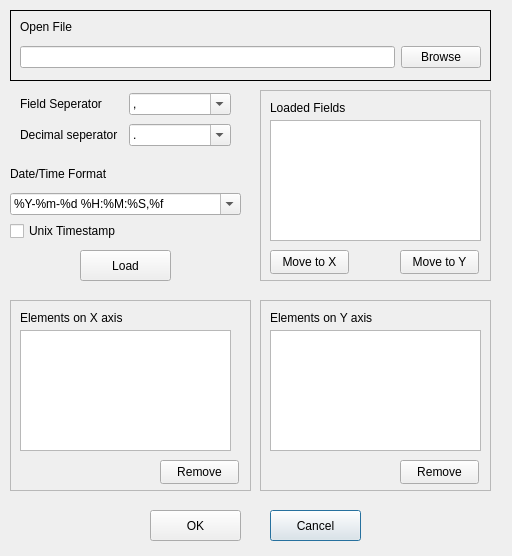
First picture: the form in dyngraph/designer/newplot.ui, repository jaj42/GraPhysio, before the edit.
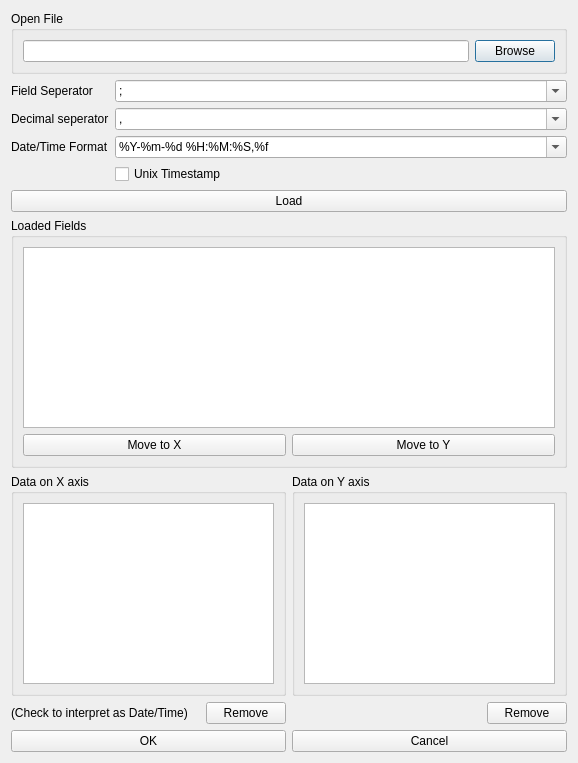
Second picture: the form after the edit.

Commit message: Use proper layouts for newplot dialog

```diff
--- a/dyngraph/designer/newplot.ui
+++ b/dyngraph/designer/newplot.ui
@@ -6,8 +6,8 @@
    <rect>
     <x>0</x>
     <y>0</y>
-    <width>512</width>
-    <height>556</height>
+    <width>578</width>
+    <height>763</height>
    </rect>
   </property>
   <property name="windowTitle">
@@ -16,398 +16,250 @@
   <property name="sizeGripEnabled">
    <bool>false</bool>
   </property>
-  <widget class="QPushButton" name="btnCancel">
-   <property name="geometry">
-    <rect>
-     <x>270</x>
-     <y>510</y>
-     <width>91</width>
-     <height>31</height>
-    </rect>
-   </property>
-   <property name="text">
-    <string>Cancel</string>
-   </property>
-  </widget>
-  <widget class="QPushButton" name="btnOk">
-   <property name="geometry">
-    <rect>
-     <x>150</x>
-     <y>510</y>
-     <width>91</width>
-     <height>31</height>
-    </rect>
-   </property>
-   <property name="text">
-    <string>OK</string>
-   </property>
-  </widget>
-  <widget class="QFrame" name="frame">
-   <property name="geometry">
-    <rect>
-     <x>10</x>
-     <y>10</y>
-     <width>481</width>
-     <height>71</height>
-    </rect>
-   </property>
-   <property name="sizePolicy">
-    <sizepolicy hsizetype="Minimum" vsizetype="Minimum">
-     <horstretch>0</horstretch>
-     <verstretch>0</verstretch>
-    </sizepolicy>
-   </property>
-   <property name="frameShape">
-    <enum>QFrame::Box</enum>
-   </property>
-   <property name="frameShadow">
-    <enum>QFrame::Plain</enum>
-   </property>
-   <widget class="QLabel" name="label_3">
-    <property name="geometry">
-     <rect>
-      <x>10</x>
-      <y>10</y>
-      <width>58</width>
-      <height>14</height>
-     </rect>
-    </property>
-    <property name="frameShape">
-     <enum>QFrame::NoFrame</enum>
-    </property>
-    <property name="text">
-     <string>Open File</string>
-    </property>
-   </widget>
-   <widget class="QWidget" name="layoutWidget">
-    <property name="geometry">
-     <rect>
-      <x>10</x>
-      <y>27</y>
-      <width>461</width>
-      <height>41</height>
-     </rect>
-    </property>
-    <layout class="QHBoxLayout" name="horizontalLayout">
-     <item>
-      <widget class="QLineEdit" name="txtFile"/>
+  <layout class="QVBoxLayout" name="verticalLayout_4">
+   <item>
+    <widget class="QGroupBox" name="groupBox">
+     <property name="title">
+      <string>Open File</string>
+     </property>
+     <layout class="QHBoxLayout" name="horizontalLayout_2">
+      <item>
+       <widget class="QLineEdit" name="txtFile"/>
+      </item>
+      <item>
+       <widget class="QPushButton" name="btnBrowse">
+        <property name="text">
+         <string>Browse</string>
+        </property>
+       </widget>
+      </item>
+     </layout>
+    </widget>
+   </item>
+   <item>
+    <layout class="QFormLayout" name="formLayout_2">
+     <item row="0" column="0">
+      <widget class="QLabel" name="label_2">
+       <property name="frameShape">
+        <enum>QFrame::NoFrame</enum>
+       </property>
+       <property name="frameShadow">
+        <enum>QFrame::Plain</enum>
+       </property>
+       <property name="text">
+        <string>Field Seperator</string>
+       </property>
+      </widget>
      </item>
-     <item>
-      <widget class="QPushButton" name="btnBrowse">
+     <item row="0" column="1">
+      <widget class="QComboBox" name="txtSep">
+       <property name="editable">
+        <bool>true</bool>
+       </property>
+       <item>
+        <property name="text">
+         <string>;</string>
+        </property>
+       </item>
+       <item>
+        <property name="text">
+         <string>,</string>
+        </property>
+       </item>
+      </widget>
+     </item>
+     <item row="1" column="0">
+      <widget class="QLabel" name="label">
        <property name="text">
-        <string>Browse</string>
+        <string>Decimal seperator</string>
        </property>
       </widget>
      </item>
-    </layout>
-   </widget>
-  </widget>
-  <widget class="QFrame" name="frame_3">
-   <property name="geometry">
-    <rect>
-     <x>260</x>
-     <y>300</y>
-     <width>231</width>
-     <height>191</height>
-    </rect>
-   </property>
-   <property name="frameShape">
-    <enum>QFrame::StyledPanel</enum>
-   </property>
-   <property name="frameShadow">
-    <enum>QFrame::Raised</enum>
-   </property>
-   <widget class="QPushButton" name="btnRemoveY">
-    <property name="geometry">
-     <rect>
-      <x>140</x>
-      <y>160</y>
-      <width>79</width>
-      <height>24</height>
-     </rect>
-    </property>
-    <property name="text">
-     <string>Remove</string>
-    </property>
-   </widget>
-   <widget class="QLabel" name="label_5">
-    <property name="geometry">
-     <rect>
-      <x>10</x>
-      <y>10</y>
-      <width>131</width>
-      <height>16</height>
-     </rect>
-    </property>
-    <property name="text">
-     <string>Elements on Y axis</string>
-    </property>
-   </widget>
-   <widget class="QListView" name="lstVY">
-    <property name="geometry">
-     <rect>
-      <x>10</x>
-      <y>30</y>
-      <width>211</width>
-      <height>121</height>
-     </rect>
-    </property>
-    <property name="selectionMode">
-     <enum>QAbstractItemView::MultiSelection</enum>
-    </property>
-   </widget>
-   <zorder>btnRemoveY</zorder>
-   <zorder>label_5</zorder>
-   <zorder>frame_4</zorder>
-   <zorder>lstVY</zorder>
-  </widget>
-  <widget class="QFrame" name="frame_2">
-   <property name="geometry">
-    <rect>
-     <x>10</x>
-     <y>300</y>
-     <width>241</width>
-     <height>191</height>
-    </rect>
-   </property>
-   <property name="frameShape">
-    <enum>QFrame::StyledPanel</enum>
-   </property>
-   <property name="frameShadow">
-    <enum>QFrame::Raised</enum>
-   </property>
-   <widget class="QPushButton" name="btnRemoveX">
-    <property name="geometry">
-     <rect>
-      <x>150</x>
-      <y>160</y>
-      <width>79</width>
-      <height>24</height>
-     </rect>
-    </property>
-    <property name="text">
-     <string>Remove</string>
-    </property>
-   </widget>
-   <widget class="QLabel" name="label_4">
-    <property name="geometry">
-     <rect>
-      <x>10</x>
-      <y>10</y>
-      <width>141</width>
-      <height>16</height>
-     </rect>
-    </property>
-    <property name="text">
-     <string>Elements on X axis</string>
-    </property>
-   </widget>
-   <widget class="QListView" name="lstVX">
-    <property name="geometry">
-     <rect>
-      <x>10</x>
-      <y>30</y>
-      <width>211</width>
-      <height>121</height>
-     </rect>
-    </property>
-    <property name="selectionMode">
-     <enum>QAbstractItemView::MultiSelection</enum>
-    </property>
-   </widget>
-  </widget>
-  <widget class="QFrame" name="frame_4">
-   <property name="geometry">
-    <rect>
-     <x>260</x>
-     <y>90</y>
-     <width>231</width>
-     <height>191</height>
-    </rect>
-   </property>
-   <property name="frameShape">
-    <enum>QFrame::StyledPanel</enum>
-   </property>
-   <property name="frameShadow">
-    <enum>QFrame::Raised</enum>
-   </property>
-   <widget class="QLabel" name="label_6">
-    <property name="geometry">
-     <rect>
-      <x>10</x>
-      <y>10</y>
-      <width>91</width>
-      <height>16</height>
-     </rect>
-    </property>
-    <property name="text">
-     <string>Loaded Fields</string>
-    </property>
-   </widget>
-   <widget class="QPushButton" name="btnToY">
-    <property name="geometry">
-     <rect>
-      <x>140</x>
-      <y>160</y>
-      <width>79</width>
-      <height>24</height>
-     </rect>
-    </property>
-    <property name="text">
-     <string>Move to Y</string>
-    </property>
-   </widget>
-   <widget class="QPushButton" name="btnToX">
-    <property name="geometry">
-     <rect>
-      <x>10</x>
-      <y>160</y>
-      <width>79</width>
-      <height>24</height>
-     </rect>
-    </property>
-    <property name="text">
-     <string>Move to X</string>
-    </property>
-   </widget>
-   <widget class="QListView" name="lstVAll">
-    <property name="geometry">
-     <rect>
-      <x>10</x>
-      <y>30</y>
-      <width>211</width>
-      <height>121</height>
-     </rect>
-    </property>
-    <property name="selectionMode">
-     <enum>QAbstractItemView::MultiSelection</enum>
-    </property>
-   </widget>
-  </widget>
-  <widget class="QPushButton" name="btnLoad">
-   <property name="geometry">
-    <rect>
-     <x>80</x>
-     <y>250</y>
-     <width>91</width>
-     <height>31</height>
-    </rect>
-   </property>
-   <property name="text">
-    <string>Load</string>
-   </property>
-  </widget>
-  <widget class="QWidget" name="layoutWidget">
-   <property name="geometry">
-    <rect>
-     <x>20</x>
-     <y>90</y>
-     <width>211</width>
-     <height>61</height>
-    </rect>
-   </property>
-   <layout class="QGridLayout" name="gridLayout">
-    <item row="1" column="1">
-     <widget class="QComboBox" name="txtDecimal">
-      <property name="editable">
-       <bool>true</bool>
-      </property>
-      <item>
+     <item row="1" column="1">
+      <widget class="QComboBox" name="txtDecimal">
+       <property name="editable">
+        <bool>true</bool>
+       </property>
+       <item>
+        <property name="text">
+         <string>,</string>
+        </property>
+       </item>
+       <item>
+        <property name="text">
+         <string>.</string>
+        </property>
+       </item>
+      </widget>
+     </item>
+     <item row="2" column="0">
+      <widget class="QLabel" name="label_7">
        <property name="text">
-        <string>.</string>
+        <string>Date/Time Format</string>
        </property>
-      </item>
-      <item>
+      </widget>
+     </item>
+     <item row="2" column="1">
+      <widget class="QComboBox" name="txtDateTime">
+       <property name="editable">
+        <bool>true</bool>
+       </property>
+       <item>
+        <property name="text">
+         <string>%Y-%m-%d %H:%M:%S,%f</string>
+        </property>
+       </item>
+       <item>
+        <property name="text">
+         <string>%Y-%m-%d %H:%M:%S.%f</string>
+        </property>
+       </item>
+      </widget>
+     </item>
+     <item row="3" column="1">
+      <widget class="QCheckBox" name="chkUnixTime">
        <property name="text">
-        <string>,</string>
+        <string>Unix Timestamp</string>
        </property>
+      </widget>
+     </item>
+    </layout>
+   </item>
+   <item>
+    <widget class="QPushButton" name="btnLoad">
+     <property name="text">
+      <string>Load</string>
+     </property>
+    </widget>
+   </item>
+   <item>
+    <widget class="QGroupBox" name="groupBox_2">
+     <property name="title">
+      <string>Loaded Fields</string>
+     </property>
+     <layout class="QVBoxLayout" name="verticalLayout">
+      <item>
+       <widget class="QTableView" name="lstVAll">
+        <property name="selectionMode">
+         <enum>QAbstractItemView::MultiSelection</enum>
+        </property>
+       </widget>
       </item>
-     </widget>
-    </item>
-    <item row="0" column="0">
-     <widget class="QLabel" name="label_2">
-      <property name="frameShape">
-       <enum>QFrame::NoFrame</enum>
-      </property>
-      <property name="frameShadow">
-       <enum>QFrame::Plain</enum>
-      </property>
-      <property name="text">
-       <string>Field Seperator</string>
-      </property>
-     </widget>
-    </item>
-    <item row="1" column="0">
-     <widget class="QLabel" name="label">
-      <property name="text">
-       <string>Decimal seperator</string>
-      </property>
-     </widget>
-    </item>
-    <item row="0" column="1">
-     <widget class="QComboBox" name="txtSep">
-      <property name="editable">
-       <bool>true</bool>
-      </property>
       <item>
+       <layout class="QHBoxLayout" name="horizontalLayout">
+        <item>
+         <widget class="QPushButton" name="btnToX">
+          <property name="text">
+           <string>Move to X</string>
+          </property>
+         </widget>
+        </item>
+        <item>
+         <widget class="QPushButton" name="btnToY">
+          <property name="text">
+           <string>Move to Y</string>
+          </property>
+         </widget>
+        </item>
+       </layout>
+      </item>
+     </layout>
+    </widget>
+   </item>
+   <item>
+    <layout class="QGridLayout" name="gridLayout">
+     <item row="0" column="1">
+      <widget class="QGroupBox" name="groupBox_3">
+       <property name="title">
+        <string>Data on Y axis</string>
+       </property>
+       <layout class="QVBoxLayout" name="verticalLayout_5">
+        <item>
+         <widget class="QListView" name="lstVY">
+          <property name="selectionMode">
+           <enum>QAbstractItemView::MultiSelection</enum>
+          </property>
+         </widget>
+        </item>
+       </layout>
+      </widget>
+     </item>
+     <item row="0" column="0">
+      <widget class="QGroupBox" name="groupBox_4">
+       <property name="title">
+        <string>Data on X axis</string>
+       </property>
+       <layout class="QVBoxLayout" name="verticalLayout_6">
+        <item>
+         <widget class="QListView" name="lstVX">
+          <property name="selectionMode">
+           <enum>QAbstractItemView::MultiSelection</enum>
+          </property>
+         </widget>
+        </item>
+       </layout>
+      </widget>
+     </item>
+     <item row="1" column="0">
+      <layout class="QHBoxLayout" name="horizontalLayout_5">
+       <item>
+        <widget class="QLabel" name="label_4">
+         <property name="text">
+          <string>(Check to interpret as Date/Time)</string>
+         </property>
+        </widget>
+       </item>
+       <item>
+        <widget class="QPushButton" name="btnRemoveX">
+         <property name="sizePolicy">
+          <sizepolicy hsizetype="Fixed" vsizetype="Fixed">
+           <horstretch>0</horstretch>
+           <verstretch>0</verstretch>
+          </sizepolicy>
+         </property>
+         <property name="text">
+          <string>Remove</string>
+         </property>
+        </widget>
+       </item>
+      </layout>
+     </item>
+     <item row="1" column="1" alignment="Qt::AlignRight">
+      <widget class="QPushButton" name="btnRemoveY">
+       <property name="sizePolicy">
+        <sizepolicy hsizetype="Fixed" vsizetype="Fixed">
+         <horstretch>0</horstretch>
+         <verstretch>0</verstretch>
+        </sizepolicy>
+       </property>
        <property name="text">
-        <string>,</string>
+        <string>Remove</string>
        </property>
-      </item>
-      <item>
+      </widget>
+     </item>
+    </layout>
+   </item>
+   <item>
+    <layout class="QHBoxLayout" name="horizontalLayout_3">
+     <item>
+      <widget class="QPushButton" name="btnOk">
        <property name="text">
-        <string>;</string>
+        <string>OK</string>
        </property>
-      </item>
-     </widget>
-    </item>
-   </layout>
-  </widget>
-  <widget class="QWidget" name="gridLayoutWidget">
-   <property name="geometry">
-    <rect>
-     <x>10</x>
-     <y>160</y>
-     <width>231</width>
-     <height>81</height>
-    </rect>
-   </property>
-   <layout class="QGridLayout" name="gridLayout_2">
-    <item row="2" column="0">
-     <widget class="QCheckBox" name="chkUnixTime">
-      <property name="text">
-       <string>Unix Timestamp</string>
-      </property>
-     </widget>
-    </item>
-    <item row="1" column="0">
-     <widget class="QComboBox" name="txtDateTime">
-      <property name="editable">
-       <bool>true</bool>
-      </property>
-      <item>
+      </widget>
+     </item>
+     <item>
+      <widget class="QPushButton" name="btnCancel">
        <property name="text">
-        <string>%Y-%m-%d %H:%M:%S,%f</string>
+        <string>Cancel</string>
        </property>
-      </item>
-     </widget>
-    </item>
-    <item row="0" column="0">
-     <widget class="QLabel" name="label_7">
-      <property name="text">
-       <string>Date/Time Format</string>
-      </property>
-     </widget>
-    </item>
-   </layout>
-  </widget>
-  <zorder>layoutWidget</zorder>
-  <zorder>btnCancel</zorder>
-  <zorder>btnOk</zorder>
-  <zorder>frame</zorder>
-  <zorder>frame_3</zorder>
-  <zorder>frame_2</zorder>
-  <zorder>frame_4</zorder>
+      </widget>
+     </item>
+    </layout>
+   </item>
+  </layout>
+  <zorder>groupBox</zorder>
+  <zorder>groupBox_2</zorder>
   <zorder>btnLoad</zorder>
   <zorder>gridLayoutWidget</zorder>
   <zorder>label_7</zorder>
```
Left out of the diff: 2 changed lines with no effect on the pictures.
